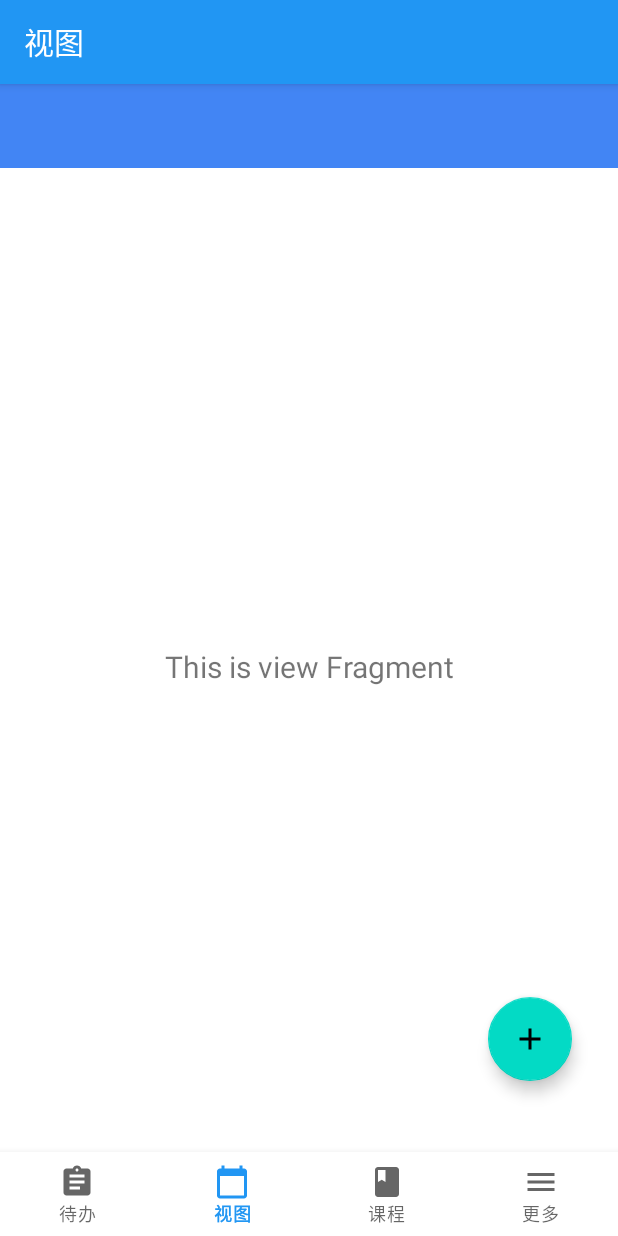
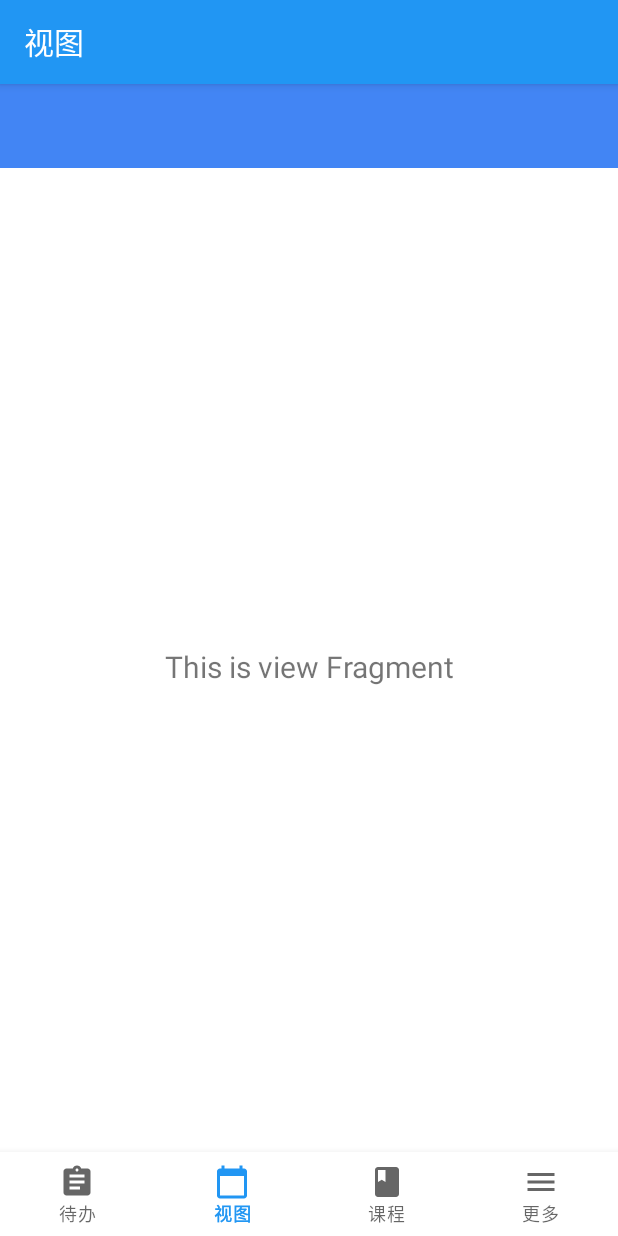
Before and after one commit to hiki-long/BUPTAndroid, an Android app: the screen it shows after launch (MainActivity), item 2 of the bottom bar chosen, on a phone screen of 412 x 824 dp. Run offline under Robolectric (Android 15) with nearby library versions, the phone set to English and light mode, and no system bars; our stand-ins replace Dagger/Hilt's generated code, navigation-ui; libraries missing offline, so code that uses them is left out: com.afollestad.materialdialogs, com.github.dhaval2404.colorpicker.

Commit message:
修正floatingButton无响应bug

```diff
--- a/app/src/main/res/layout/activity_main.xml
+++ b/app/src/main/res/layout/activity_main.xml
@@ -42,20 +42,20 @@ android:layout_height="match_parent">
         app:layout_constraintVertical_bias="1.0"
         app:menu="@menu/bottom_nav_menu" />
 
-    <com.google.android.material.floatingactionbutton.FloatingActionButton
-        android:id="@+id/add"
-        android:layout_width="wrap_content"
-        android:layout_height="wrap_content"
-        android:layout_gravity="end|bottom"
-        android:layout_margin="16dp"
+<!--    <com.google.android.material.floatingactionbutton.FloatingActionButton-->
+<!--        android:id="@+id/add"-->
+<!--        android:layout_width="wrap_content"-->
+<!--        android:layout_height="wrap_content"-->
+<!--        android:layout_gravity="end|bottom"-->
+<!--        android:layout_margin="16dp"-->
 
-        android:src="@drawable/ic_baseline_add_24"
-        app:layout_constraintBottom_toBottomOf="parent"
-        app:layout_constraintEnd_toEndOf="parent"
-        app:layout_constraintHorizontal_bias="0.954"
-        app:layout_constraintStart_toStartOf="parent"
-        app:layout_constraintTop_toTopOf="parent"
-        app:layout_constraintVertical_bias="0.872" />
+<!--        android:src="@drawable/ic_baseline_add_24"-->
+<!--        app:layout_constraintBottom_toBottomOf="parent"-->
+<!--        app:layout_constraintEnd_toEndOf="parent"-->
+<!--        app:layout_constraintHorizontal_bias="0.954"-->
+<!--        app:layout_constraintStart_toStartOf="parent"-->
+<!--        app:layout_constraintTop_toTopOf="parent"-->
+<!--        app:layout_constraintVertical_bias="0.872" />-->
 
 
     <fragment
```
